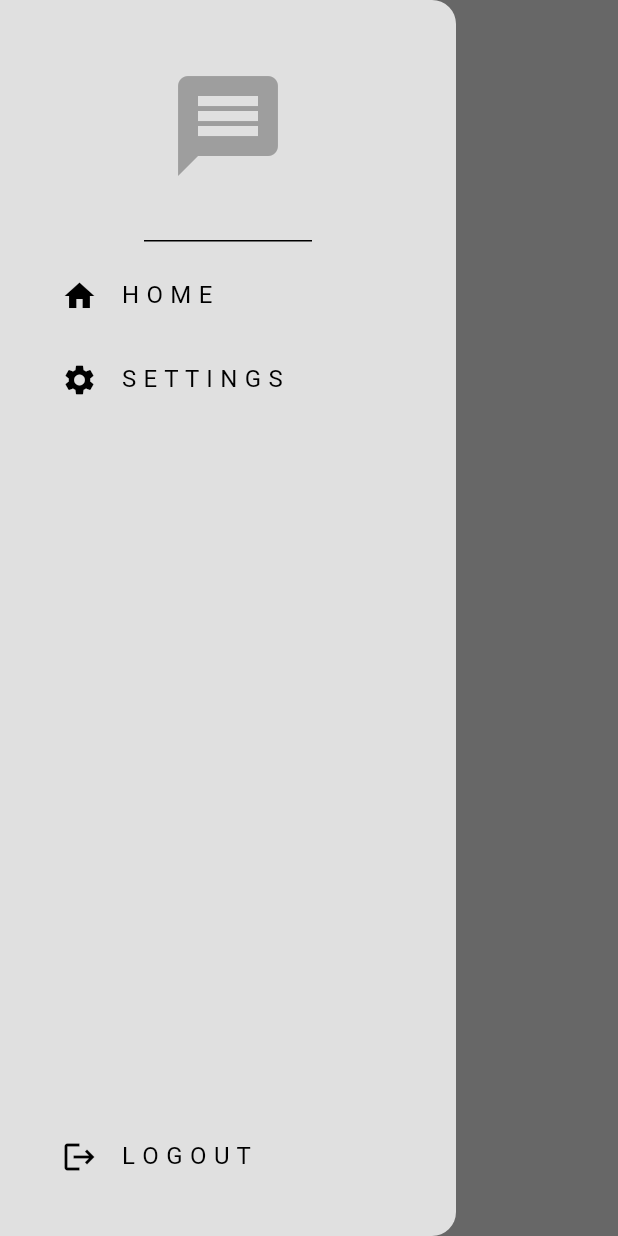
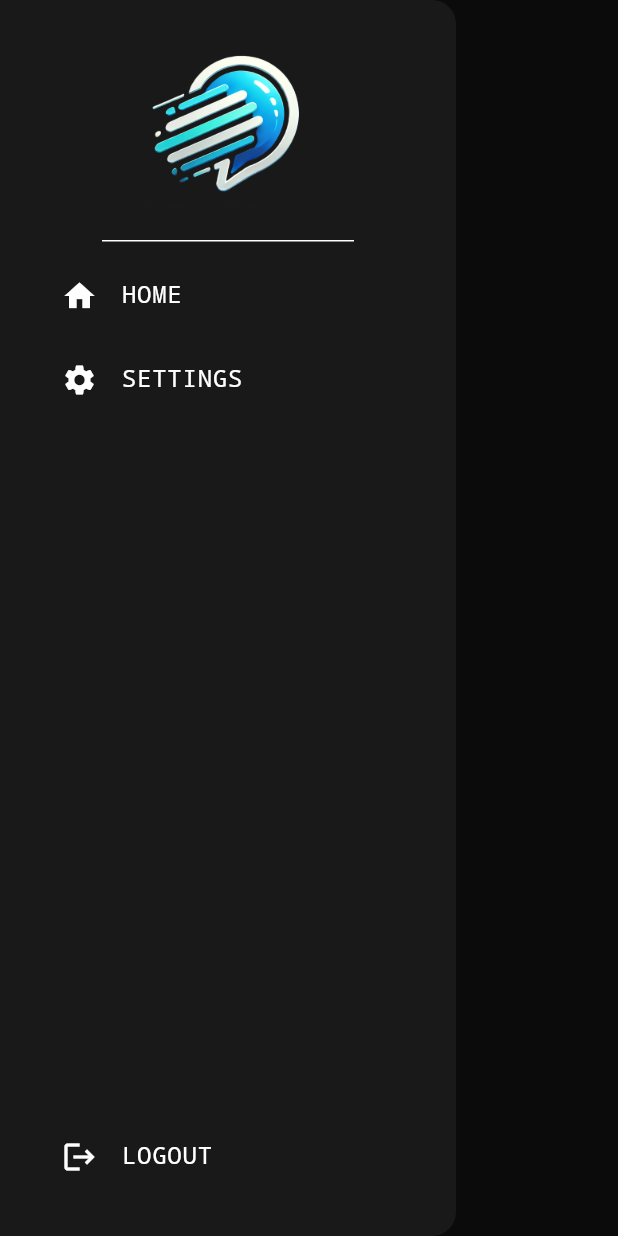
Before and after one commit to AkiTheMemeGod/quicktalk, a Flutter app: the screen it shows once a user with an empty profile is signed in, with the side drawer open, on a phone screen of 412 x 824 dp. Run offline on Flutter 3.47's test engine with Material 3 defaults, Android fonts, the light colour scheme and no system bars; our stand-ins replace cloud_firestore, firebase_auth, firebase_core; accounts and stored records are empty; network calls fail; Roboto replaces fonts that are missing (Monospace).

Commit message:
Refactor asset paths and update theme provider
- Refactored the asset paths in the pubspec.yaml file to include the 'lib/logo/' directory.
- Updated the theme provider to use the dark mode theme instead of the light mode theme.

```diff
--- a/lib/components/my_drawer.dart
+++ b/lib/components/my_drawer.dart
@@ -21,15 +21,16 @@ class MyDrawer extends StatelessWidget {
           Column(
             children: [
               DrawerHeader(
-                  child: Icon(
-                Icons.message,
-                color: Theme.of(context).colorScheme.primary,
-                size: 80,
+                  child: Image.asset(
+                "lib/logo/logo.png",
               )),
               Padding(
                 padding: const EdgeInsets.only(left: 25.0),
                 child: ListTile(
-                  title: const Text("H O M E"),
+                  title: const Text(
+                    "HOME",
+                    style: TextStyle(fontFamily: "Monospace"),
+                  ),
                   leading: const Icon(Icons.home),
                   onTap: () {
                     Navigator.pop(context);
@@ -39,7 +40,8 @@ class MyDrawer extends StatelessWidget {
               Padding(
                 padding: const EdgeInsets.only(left: 25.0),
                 child: ListTile(
-                  title: const Text("S E T T I N G S"),
+                  title: const Text("SETTINGS",
+                      style: TextStyle(fontFamily: "Monospace")),
                   leading: const Icon(Icons.settings),
                   onTap: () {
                     Navigator.pop(context);
@@ -58,7 +60,8 @@ class MyDrawer extends StatelessWidget {
           Padding(
             padding: const EdgeInsets.only(left: 25.0, bottom: 25),
             child: ListTile(
-              title: const Text("L O G O U T"),
+              title: const Text("LOGOUT",
+                  style: TextStyle(fontFamily: "Monospace")),
               leading: const Icon(Icons.logout),
               onTap: logout,
             ),
--- a/lib/components/my_txtfeild.dart
+++ b/lib/components/my_txtfeild.dart
@@ -6,11 +6,14 @@ class MyTxtfeild extends StatelessWidget {
   final String hint;
   final bool obscuretxt;
   final TextEditingController controller;
+  final FocusNode? focusNode;
+
   MyTxtfeild(
       {super.key,
       required this.hint,
       required this.obscuretxt,
-      required this.controller});
+      required this.controller,
+      this.focusNode});
 
   @override
   Widget build(BuildContext context) {
@@ -18,6 +21,7 @@ class MyTxtfeild extends StatelessWidget {
       padding: const EdgeInsets.symmetric(horizontal: 25.0),
       child: TextField(
         obscureText: obscuretxt,
+        focusNode: focusNode,
         controller: controller,
         decoration: InputDecoration(
             enabledBorder: OutlineInputBorder(
--- a/lib/pages/homepage.dart
+++ b/lib/pages/homepage.dart
@@ -17,10 +17,14 @@ class Homepage extends StatelessWidget {
     return Scaffold(
       appBar: AppBar(
         title: Padding(
-          padding: const EdgeInsets.symmetric(horizontal: 6.0),
-          child: Text(
-            "Chats",
-            style: TextStyle(color: Theme.of(context).colorScheme.primary),
+          padding: const EdgeInsets.only(right: 60.0),
+          child: Center(
+            child: Text(
+              "USERS",
+              style: TextStyle(
+                  color: Theme.of(context).colorScheme.primary,
+                  fontFamily: "Monospace"),
+            ),
           ),
         ),
         backgroundColor: Colors.transparent,
--- a/lib/themes/darkmode.dart
+++ b/lib/themes/darkmode.dart
@@ -1,9 +1,14 @@
 import 'package:flutter/material.dart';
 
 ThemeData darkmode = ThemeData(
-    colorScheme: ColorScheme.dark(
-        surface: Colors.grey.shade900,
-        primary: Colors.grey.shade600,
-        secondary: Colors.grey.shade700,
-        tertiary: Colors.grey.shade800,
-        inversePrimary: Colors.grey.shade300));
+  colorScheme: ColorScheme.dark(
+    surface: const Color.fromARGB(
+        255, 25, 25, 25), // Slightly lighter for better readability
+    primary: const Color.fromARGB(
+        255, 246, 242, 242), // Cooler, more distinct primary
+    secondary: Colors.grey.shade600, // Balanced secondary with enough contrast
+    tertiary: Colors.grey.shade700, // Softer tertiary for less visual weight
+    inversePrimary:
+        Colors.grey.shade200, // Lighter inverse for stronger contrast
+  ),
+);
--- a/lib/themes/lightmode.dart
+++ b/lib/themes/lightmode.dart
@@ -1,9 +1,11 @@
 import 'package:flutter/material.dart';
 
 ThemeData lightmode = ThemeData(
-    colorScheme: ColorScheme.light(
-        surface: Colors.grey.shade300,
-        primary: Colors.grey.shade500,
-        secondary: Colors.grey.shade200,
-        tertiary: Colors.white,
-        inversePrimary: Colors.grey.shade600));
+  colorScheme: ColorScheme.light(
+    surface: Colors.grey.shade100, // Lighter surface for better contrast
+    primary: Colors.blueGrey.shade700, // A cooler, slightly darker primary
+    secondary: Colors.blueGrey.shade300, // Matching secondary with softer tones
+    tertiary: Colors.grey.shade50, // Very light tertiary for subtle contrasts
+    inversePrimary: Colors.black, // Darker inverse for strong contrast
+  ),
+);
--- a/lib/themes/theme_provider.dart
+++ b/lib/themes/theme_provider.dart
@@ -3,7 +3,7 @@ import 'package:quicktalk/themes/darkmode.dart';
 import 'package:quicktalk/themes/lightmode.dart';
 
 class ThemeProvider extends ChangeNotifier {
-  ThemeData _themeData = lightmode;
+  ThemeData _themeData = darkmode;
 
   ThemeData get themeData => _themeData;
 
--- a/pubspec.yaml
+++ b/pubspec.yaml
@@ -62,8 +62,8 @@ flutter:
   uses-material-design: true
 
   # To add assets to your application, add an assets section, like this:
-  # assets:
-  #   - images/a_dot_burr.jpeg
+  assets:
+    - lib/logo/
   #   - images/a_dot_ham.jpeg
 
   # An image asset can refer to one or more resolution-specific "variants", see
```
Also changed, not shown: lib/components/chat_bubble.dart (+10 -3 lines), lib/components/usertile.dart (+10 -2 lines), lib/pages/chatpage.dart (+57 -13 lines), lib/pages/loginpage.dart (+4 -5 lines), lib/pages/registerpage.dart (+4 -5 lines), lib/logo/logo.png (added), lib/logo/logo.webp (added).
